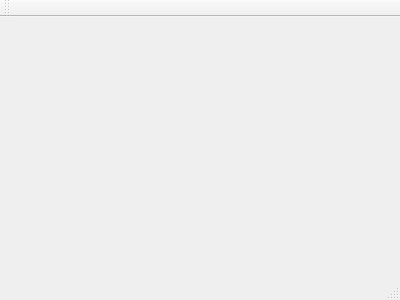
joe-mao/800LANTest, file mainwindow.ui: the form before one commit.
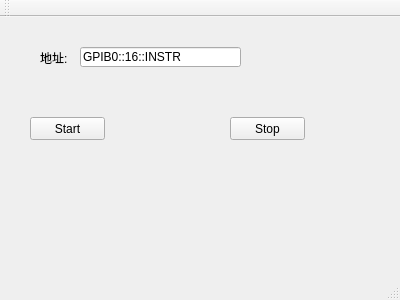
The form after the commit.

Patch:
```diff
--- a/mainwindow.ui
+++ b/mainwindow.ui
@@ -12,13 +12,81 @@
   <property name="windowTitle" >
    <string>MainWindow</string>
   </property>
-  <widget class="QMenuBar" name="menuBar" />
-  <widget class="QToolBar" name="mainToolBar" />
-  <widget class="QWidget" name="centralWidget" />
-  <widget class="QStatusBar" name="statusBar" />
+  <widget class="QWidget" name="centralWidget">
+   <widget class="QPushButton" name="btn_start">
+    <property name="geometry">
+     <rect>
+      <x>30</x>
+      <y>100</y>
+      <width>75</width>
+      <height>23</height>
+     </rect>
+    </property>
+    <property name="text">
+     <string>Start</string>
+    </property>
+   </widget>
+   <widget class="QLabel" name="label">
+    <property name="geometry">
+     <rect>
+      <x>40</x>
+      <y>30</y>
+      <width>31</width>
+      <height>21</height>
+     </rect>
+    </property>
+    <property name="text">
+     <string>地址:</string>
+    </property>
+   </widget>
+   <widget class="QLineEdit" name="le_address">
+    <property name="geometry">
+     <rect>
+      <x>80</x>
+      <y>30</y>
+      <width>161</width>
+      <height>20</height>
+     </rect>
+    </property>
+    <property name="text">
+     <string>GPIB0::16::INSTR</string>
+    </property>
+   </widget>
+   <widget class="QPushButton" name="btn_stop">
+    <property name="geometry">
+     <rect>
+      <x>230</x>
+      <y>100</y>
+      <width>75</width>
+      <height>23</height>
+     </rect>
+    </property>
+    <property name="text">
+     <string>Stop</string>
+    </property>
+   </widget>
+  </widget>
+  <widget class="QMenuBar" name="menuBar">
+   <property name="geometry">
+    <rect>
+     <x>0</x>
+     <y>0</y>
+     <width>400</width>
+     <height>23</height>
+    </rect>
+   </property>
+  </widget>
+  <widget class="QToolBar" name="mainToolBar">
+   <attribute name="toolBarArea">
+    <enum>TopToolBarArea</enum>
+   </attribute>
+   <attribute name="toolBarBreak">
+    <bool>false</bool>
+   </attribute>
+  </widget>
+  <widget class="QStatusBar" name="statusBar"/>
  </widget>
- <layoutDefault spacing="6" margin="11" />
- <pixmapfunction></pixmapfunction>
+ <layoutdefault spacing="6" margin="11"/>
  <resources/>
  <connections/>
 </ui>
```
Left out of the diff: 7 changed lines with no effect on the pictures.
